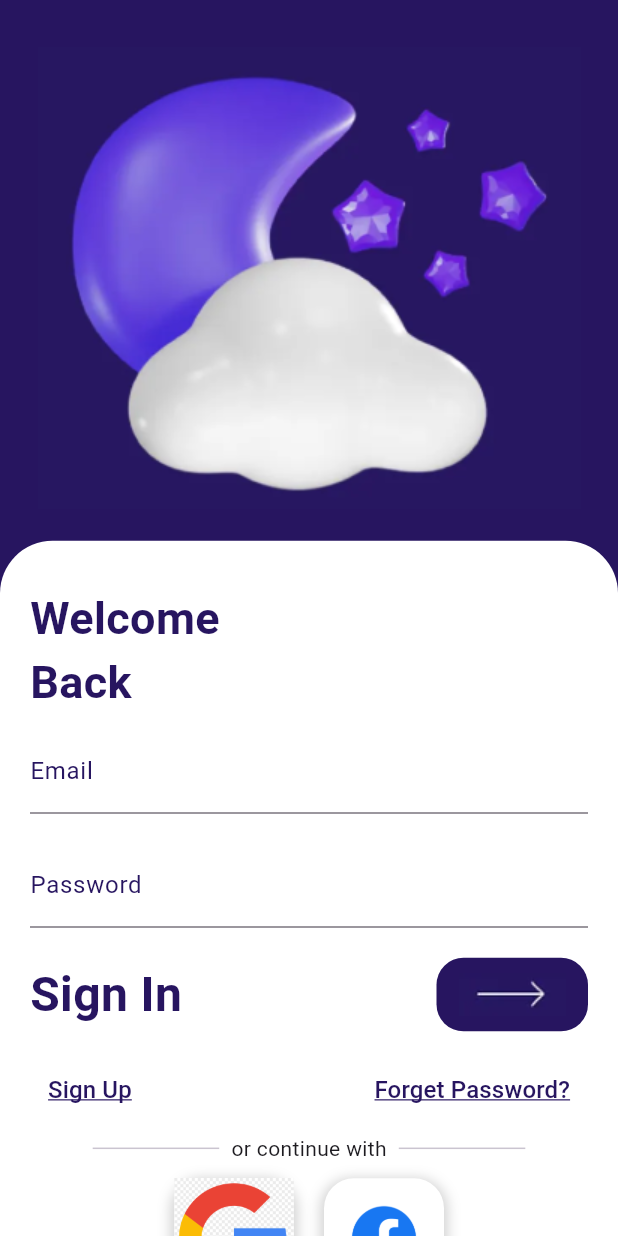
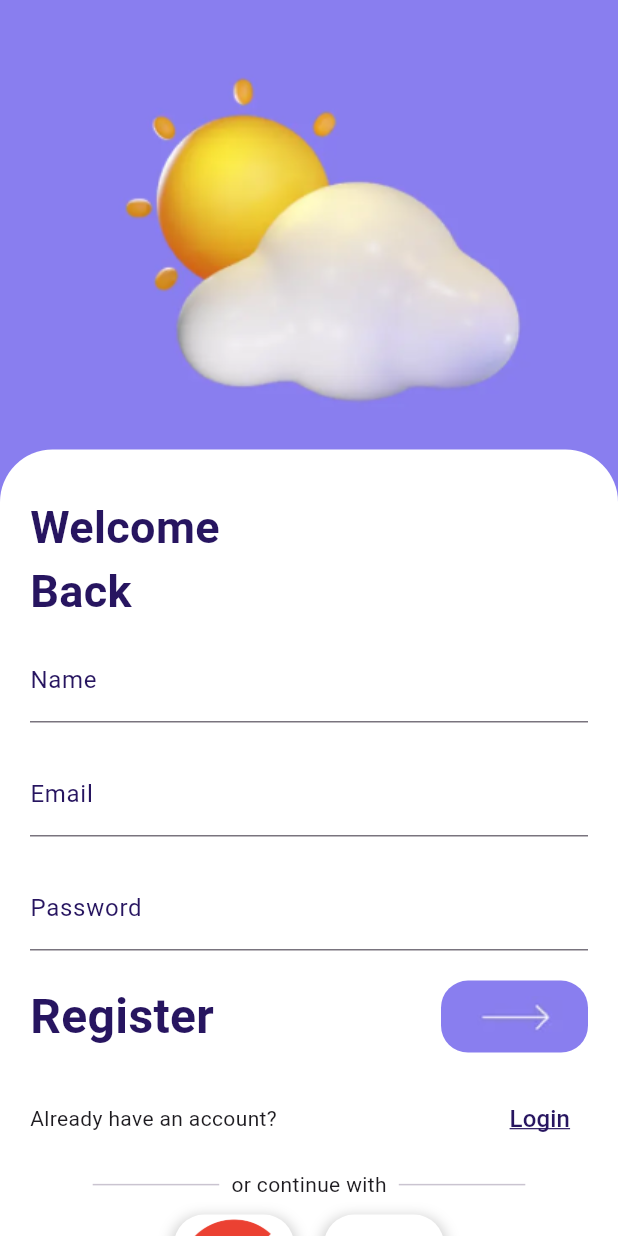
Before and after one commit to o-Proteus-o/MoodCast, a Flutter app: the LoginView screen opened directly, after a tap on "Sign Up", on a phone screen of 412 x 824 dp. Run offline on Flutter 3.47's test engine with Material 3 defaults, Android fonts, the light colour scheme and no system bars; our stand-ins replace get.

Commit message:
finishing register page ui

```diff
--- a/lib/Core/Constant/app_colors.dart
+++ b/lib/Core/Constant/app_colors.dart
@@ -2,5 +2,5 @@ import 'dart:ui';
 
 class AppColors {
   static const Color primaryColor = Color(0xFF271560);
-  static const Color secondaryColor = Color(0xFF1B1B1B);
+  static const Color registerPageColor = Color(0xFF897EEF);
 }
--- a/lib/Features/Auth/Presentation/View/login/login_view.dart
+++ b/lib/Features/Auth/Presentation/View/login/login_view.dart
@@ -1,6 +1,6 @@
 import 'package:flutter/material.dart';
 import 'package:moodcast/Core/Constant/app_colors.dart';
-import 'package:moodcast/Features/Auth/Presentation/View/widgets/login_body.dart';
+import 'package:moodcast/Features/Auth/Presentation/View/login/widgets/login_body.dart';
 
 class LoginView extends StatelessWidget {
   const LoginView({super.key});
--- a/lib/Features/Auth/Presentation/View/widgets/choices_row.dart
+++ b/lib/Features/Auth/Presentation/View/login/widgets/choices_row.dart
@@ -1,9 +1,12 @@
 import 'package:flutter/material.dart';
+import 'package:get/get.dart';
 import 'package:moodcast/Core/Constant/app_colors.dart';
+import 'package:moodcast/Features/Auth/Presentation/View/regester/register_view.dart';
 
 class ChoicesRow extends StatelessWidget {
   final String signText;
-  const ChoicesRow({super.key, required this.signText});
+  final String forget;
+  const ChoicesRow({super.key, required this.signText, required this.forget});
 
   @override
   Widget build(BuildContext context) {
@@ -13,7 +16,9 @@ class ChoicesRow extends StatelessWidget {
         mainAxisAlignment: MainAxisAlignment.spaceBetween,
         children: [
           TextButton(
-            onPressed: () {},
+            onPressed: () {
+              Get.to(RegisterPage(), transition: Transition.cupertino);
+            },
             child: Text(
               signText,
               style: TextStyle(
@@ -30,7 +35,7 @@ class ChoicesRow extends StatelessWidget {
               // Add your sign-up action here
             },
             child: Text(
-              "Forget Password?",
+              forget,
               style: TextStyle(
                 fontSize: 16,
                 fontWeight: FontWeight.w500,
--- /dev/null
+++ b/lib/Features/Auth/Presentation/View/login/widgets/custom_form_field_body.dart
@@ -0,0 +1,50 @@
+import 'package:flutter/material.dart';
+import 'package:moodcast/Core/Constant/app_colors.dart';
+import 'package:moodcast/Features/Auth/Presentation/View/login/widgets/account_row.dart';
+import 'package:moodcast/Features/Auth/Presentation/View/login/widgets/alternative_signs.dart';
+import 'package:moodcast/Features/Auth/Presentation/View/login/widgets/auth_alternative.dart';
+import 'package:moodcast/Features/Auth/Presentation/View/login/widgets/choices_row.dart';
+import 'package:moodcast/Features/Auth/Presentation/View/login/widgets/custom_text_field.dart';
+
+class CustomFormFieldBody extends StatelessWidget {
+  const CustomFormFieldBody({super.key});
+
+  @override
+  Widget build(BuildContext context) {
+    return Container(
+      // height: MediaQuery.of(context).size.height * 0.6,
+      decoration: BoxDecoration(
+        color: Colors.white,
+        borderRadius: BorderRadius.only(
+          topLeft: Radius.circular(35),
+          topRight: Radius.circular(35),
+          bottomLeft: Radius.circular(35),
+          bottomRight: Radius.circular(35),
+        ),
+      ),
+      child: Column(
+        crossAxisAlignment: CrossAxisAlignment.start,
+        children: [
+          SizedBox(height: 10),
+          Padding(
+            padding: const EdgeInsets.only(left: 20, top: 20),
+            child: Text(
+              "Welcome \nBack",
+              style: TextStyle(
+                fontSize: 30,
+                fontWeight: FontWeight.bold,
+                color: AppColors.primaryColor,
+              ),
+            ),
+          ),
+          CustomTextField(text: "Email"),
+          CustomTextField(text: "Password"),
+          AccountRow(image: "assets/images/login_arrow.png", text: "Sign In"),
+          ChoicesRow(signText: "Sign Up", forget: "Forget Password?"),
+          AuthAlternative(),
+          AltenativeSigns(),
+        ],
+      ),
+    );
+  }
+}
--- a/lib/Features/Auth/Presentation/View/widgets/login_body.dart
+++ b/lib/Features/Auth/Presentation/View/login/widgets/login_body.dart
@@ -1,5 +1,5 @@
 import 'package:flutter/material.dart';
-import 'package:moodcast/Features/Auth/Presentation/View/widgets/custom_form_field_body.dart';
+import 'package:moodcast/Features/Auth/Presentation/View/login/widgets/custom_form_field_body.dart';
 
 class LoginBody extends StatelessWidget {
   final String imagePath;
--- a/lib/Features/Auth/Presentation/View/regester/register_view.dart
+++ b/lib/Features/Auth/Presentation/View/regester/register_view.dart
@@ -0,0 +1,15 @@
+import 'package:flutter/material.dart';
+import 'package:moodcast/Core/Constant/app_colors.dart';
+import 'package:moodcast/Features/Auth/Presentation/View/regester/widgets/register_body.dart';
+
+class RegisterPage extends StatelessWidget {
+  const RegisterPage({super.key});
+
+  @override
+  Widget build(BuildContext context) {
+    return Scaffold(
+      backgroundColor: AppColors.registerPageColor,
+      body: RegisterBody(imagePath: "assets/images/register.png"),
+    );
+  }
+}
--- /dev/null
+++ b/lib/Features/Auth/Presentation/View/regester/widgets/back_to_login.dart
@@ -0,0 +1,35 @@
+import 'package:flutter/material.dart';
+import 'package:get/get.dart';
+import 'package:moodcast/Core/Constant/app_colors.dart';
+
+class RegisterOrLogin extends StatelessWidget {
+  const RegisterOrLogin({super.key});
+
+  @override
+  Widget build(BuildContext context) {
+    return Padding(
+      padding: const EdgeInsets.symmetric(horizontal: 20, vertical: 10),
+      child: Row(
+        mainAxisAlignment: MainAxisAlignment.spaceBetween,
+        children: [
+          Text("Already have an account?"),
+          TextButton(
+            onPressed: () {
+              Get.back();
+            },
+            child: Text(
+              "Login",
+              style: TextStyle(
+                fontSize: 16,
+                fontWeight: FontWeight.w500,
+                color: AppColors.primaryColor,
+                decoration: TextDecoration.underline,
+                decorationColor: AppColors.primaryColor,
+              ),
+            ),
+          ),
+        ],
+      ),
+    );
+  }
+}
--- a/lib/Features/Auth/Presentation/View/widgets/custom_form_field_body.dart
+++ b/lib/Features/Auth/Presentation/View/regester/widgets/register_auth_body.dart
@@ -1,14 +1,13 @@
 import 'package:flutter/material.dart';
-import 'package:lucide_icons_flutter/lucide_icons.dart';
 import 'package:moodcast/Core/Constant/app_colors.dart';
-import 'package:moodcast/Features/Auth/Presentation/View/widgets/account_row.dart';
-import 'package:moodcast/Features/Auth/Presentation/View/widgets/alternative_signs.dart';
-import 'package:moodcast/Features/Auth/Presentation/View/widgets/auth_alternative.dart';
-import 'package:moodcast/Features/Auth/Presentation/View/widgets/choices_row.dart';
-import 'package:moodcast/Features/Auth/Presentation/View/widgets/custom_text_field.dart';
+import 'package:moodcast/Features/Auth/Presentation/View/login/widgets/alternative_signs.dart';
+import 'package:moodcast/Features/Auth/Presentation/View/login/widgets/auth_alternative.dart';
+import 'package:moodcast/Features/Auth/Presentation/View/login/widgets/custom_text_field.dart';
+import 'package:moodcast/Features/Auth/Presentation/View/regester/widgets/back_to_login.dart';
+import 'package:moodcast/Features/Auth/Presentation/View/regester/widgets/register_triger.dart';
 
-class CustomFormFieldBody extends StatelessWidget {
-  const CustomFormFieldBody({super.key});
+class RegisterAuthBody extends StatelessWidget {
+  const RegisterAuthBody({super.key});
 
   @override
   Widget build(BuildContext context) {
@@ -38,10 +37,14 @@ class CustomFormFieldBody extends StatelessWidget {
               ),
             ),
           ),
+          CustomTextField(text: "Name"),
           CustomTextField(text: "Email"),
           CustomTextField(text: "Password"),
-          AccountRow(image: "assets/images/login_arrow.png", text: "Sign In"),
-          ChoicesRow(signText: "Sign Up"),
+          RegisterTriger(
+            text: "Register",
+            image: "assets/images/register_arrow.png",
+          ),
+          RegisterOrLogin(),
           AuthAlternative(),
           AltenativeSigns(),
         ],
--- /dev/null
+++ b/lib/Features/Auth/Presentation/View/regester/widgets/register_body.dart
@@ -0,0 +1,19 @@
+import 'package:flutter/material.dart';
+import 'package:moodcast/Features/Auth/Presentation/View/regester/widgets/register_auth_body.dart';
+
+class RegisterBody extends StatelessWidget {
+  final String imagePath;
+  const RegisterBody({super.key, required this.imagePath});
+
+  @override
+  Widget build(BuildContext context) {
+    return Column(
+      crossAxisAlignment: CrossAxisAlignment.stretch,
+      children: [
+        SizedBox(height: 10),
+        Image.asset(imagePath),
+        RegisterAuthBody(),
+      ],
+    );
+  }
+}
--- /dev/null
+++ b/lib/Features/Auth/Presentation/View/regester/widgets/register_triger.dart
@@ -0,0 +1,36 @@
+import 'package:flutter/material.dart';
+import 'package:moodcast/Core/Constant/app_colors.dart';
+
+class RegisterTriger extends StatelessWidget {
+  final String text;
+  final String image;
+  const RegisterTriger({super.key, required this.text, required this.image});
+
+  @override
+  Widget build(BuildContext context) {
+    return Padding(
+      padding: const EdgeInsets.symmetric(horizontal: 20, vertical: 10),
+      child: Row(
+        mainAxisAlignment: MainAxisAlignment.spaceBetween,
+        children: [
+          Text(
+            text,
+            style: TextStyle(
+              fontSize: 32,
+              fontWeight: FontWeight.bold,
+              color: AppColors.primaryColor,
+            ),
+          ),
+          Container(
+            padding: const EdgeInsets.symmetric(horizontal: 15, vertical: 10),
+            decoration: BoxDecoration(
+              color: AppColors.registerPageColor,
+              borderRadius: BorderRadius.circular(18),
+            ),
+            child: Image.asset(image),
+          ),
+        ],
+      ),
+    );
+  }
+}
```
Also changed, not shown: assets/images/google logo.png, lib/Features/Auth/Presentation/View/login/widgets/account_row.dart (renamed from lib/Features/Auth/Presentation/View/widgets/account_row.dart), lib/Features/Auth/Presentation/View/login/widgets/alternative_signs.dart (renamed from lib/Features/Auth/Presentation/View/widgets/alternative_signs.dart), lib/Features/Auth/Presentation/View/login/widgets/auth_alternative.dart (renamed from lib/Features/Auth/Presentation/View/widgets/auth_alternative.dart), lib/Features/Auth/Presentation/View/login/widgets/custom_text_field.dart (renamed from lib/Features/Auth/Presentation/View/widgets/custom_text_field.dart).
